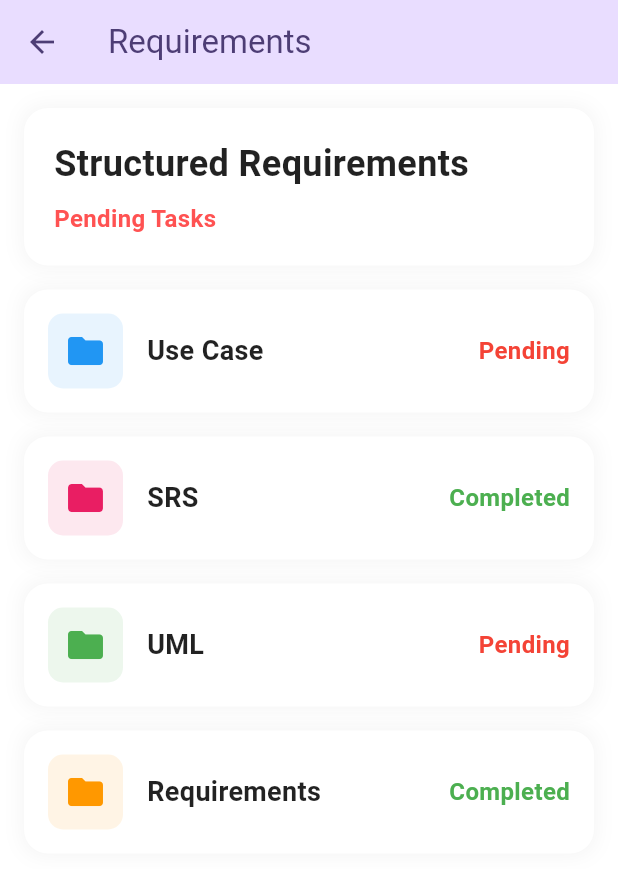
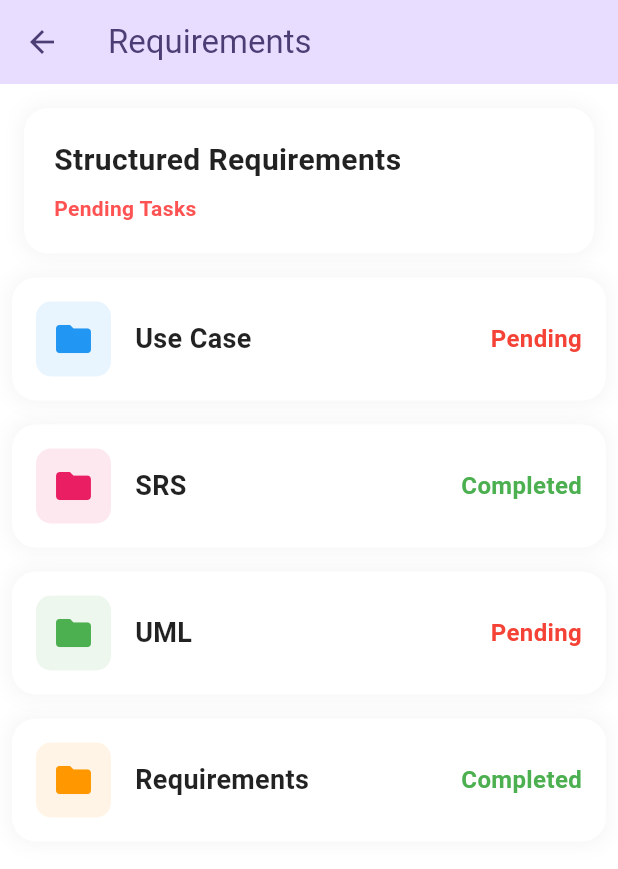
Before and after one commit to lailanabill/mobileproject, a Flutter app: the StructuredRequirementsScreen screen opened directly, on a phone screen of 412 x 824 dp. Shown: the top 869 px of the screen. Run offline on Flutter 3.47's test engine with Material 3 defaults, Android fonts, the phone set to English and light mode, and no system bars; our stand-ins replace animate_do, file_picker, permission_handler, speech_to_text, supabase_flutter; missing offline and left inert: animated_introduction; accounts and stored records are empty.

Commit message:
strreq layout

```diff
--- a/reqbot/lib/screens/structured_requirements.dart
+++ b/reqbot/lib/screens/structured_requirements.dart
@@ -15,7 +15,24 @@ class StructuredRequirementsScreen extends StatelessWidget {
           },
         ),
       ),
-      body: Column(
+      body: LayoutBuilder(
+        builder: (context, constraints) {
+          // Check the screen width and build different layouts based on the constraints
+          if (constraints.maxWidth > 600) {
+            // If the screen width is larger than 600, show a more spacious layout
+            return _buildWideLayout(context);
+          } else {
+            // For smaller screens, show a compact layout
+            return _buildNarrowLayout(context);
+          }
+        },
+      ),
+    );
+  }
+
+  // Wide layout (for larger screens)
+  Widget _buildWideLayout(BuildContext context) {
+    return Column(
       children: [
         Padding(
           padding: const EdgeInsets.all(16.0),
@@ -65,7 +82,61 @@ class StructuredRequirementsScreen extends StatelessWidget {
           ),
         ),
       ],
+    );
+  }
+
+  // Narrow layout (for smaller screens)
+  Widget _buildNarrowLayout(BuildContext context) {
+    return Column(
+      children: [
+        Padding(
+          padding: const EdgeInsets.all(16.0),
+          child: Container(
+            padding: const EdgeInsets.all(20.0),
+            decoration: BoxDecoration(
+              color: Colors.white,
+              borderRadius: BorderRadius.circular(16),
+              boxShadow: [
+                BoxShadow(
+                  color: Colors.grey.withOpacity(0.1),
+                  blurRadius: 10,
+                  spreadRadius: 2,
                 ),
+              ],
+            ),
+            child: Row(
+              mainAxisAlignment: MainAxisAlignment.spaceBetween,
+              children: [
+                Column(
+                  crossAxisAlignment: CrossAxisAlignment.start,
+                  children: [
+                    Text(
+                      "Structured Requirements",
+                      style: TextStyle(color: Colors.black87, fontSize: 20, fontWeight: FontWeight.bold),
+                    ),
+                    SizedBox(height: 8),
+                    Text(
+                      "Pending Tasks",
+                      style: TextStyle(color: Colors.redAccent, fontSize: 14, fontWeight: FontWeight.bold),
+                    ),
+                  ],
+                ),
+              ],
+            ),
+          ),
+        ),
+        Expanded(
+          child: ListView(
+            padding: EdgeInsets.symmetric(horizontal: 8),
+            children: [
+              _buildTaskItem(context, iconColor: Colors.blue, title: "Use Case", status: "Pending", statusColor: Colors.red),
+              _buildTaskItem(context, iconColor: Colors.pink, title: "SRS", status: "Completed", statusColor: Colors.green),
+              _buildTaskItem(context, iconColor: Colors.green, title: "UML", status: "Pending", statusColor: Colors.red),
+              _buildTaskItem(context, iconColor: Colors.orange, title: "Requirements", status: "Completed", statusColor: Colors.green),
+            ],
+          ),
+        ),
+      ],
     );
   }
 
```
Lines whose indentation alone changed are shown as unchanged.
